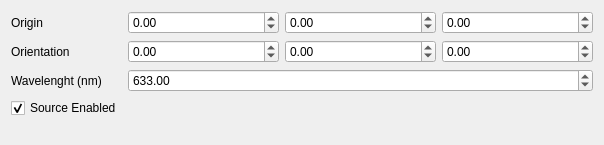
cihologramas/freecad-pyoptools, file freecad/pyoptools/GUI/Ray.ui: the form before one commit.
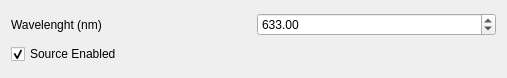
The form after the commit.

```diff
--- a/freecad/pyoptools/GUI/Ray.ui
+++ b/freecad/pyoptools/GUI/Ray.ui
@@ -1,125 +1,45 @@
 <?xml version="1.0" encoding="UTF-8"?>
 <ui version="4.0">
- <class>Dialog</class>
- <widget class="QDialog" name="Dialog">
+ <class>Form</class>
+ <widget class="QWidget" name="Form">
   <property name="geometry">
    <rect>
     <x>0</x>
     <y>0</y>
-    <width>604</width>
-    <height>145</height>
+    <width>507</width>
+    <height>78</height>
    </rect>
   </property>
   <property name="windowTitle">
    <string>Source</string>
   </property>
-  <layout class="QFormLayout" name="formLayout">
-   <property name="fieldGrowthPolicy">
-    <enum>QFormLayout::AllNonFixedFieldsGrow</enum>
-   </property>
-   <item row="0" column="0">
-    <widget class="QLabel" name="label">
-     <property name="text">
-      <string>Origin</string>
-     </property>
-    </widget>
-   </item>
-   <item row="0" column="1">
-    <layout class="QHBoxLayout" name="horizontalLayout">
+  <layout class="QVBoxLayout" name="verticalLayout_2">
+   <item>
+    <layout class="QVBoxLayout" name="verticalLayout">
      <item>
-      <widget class="QDoubleSpinBox" name="Ox">
-       <property name="minimum">
-        <double>-100000.000000000000000</double>
-       </property>
-       <property name="maximum">
-        <double>100000.000000000000000</double>
-       </property>
-      </widget>
+      <layout class="QHBoxLayout" name="horizontalLayout">
+       <item>
+        <widget class="QLabel" name="label_3">
+         <property name="text">
+          <string>Wavelenght (nm)</string>
+         </property>
+        </widget>
+       </item>
+       <item>
+        <widget class="QDoubleSpinBox" name="wavelenght">
+         <property name="maximum">
+          <double>1000000.000000000000000</double>
+         </property>
+         <property name="value">
+          <double>633.000000000000000</double>
+         </property>
+        </widget>
+       </item>
+      </layout>
      </item>
-     <item>
-      <widget class="QDoubleSpinBox" name="Oy">
-       <property name="minimum">
-        <double>-100000.000000000000000</double>
-       </property>
-       <property name="maximum">
-        <double>100000.000000000000000</double>
-       </property>
-      </widget>
-     </item>
-     <item>
-      <widget class="QDoubleSpinBox" name="Oz">
-       <property name="minimum">
-        <double>-100000.000000000000000</double>
-       </property>
-       <property name="maximum">
-        <double>100000.000000000000000</double>
-       </property>
-      </widget>
-     </item>
     </layout>
    </item>
-   <item row="1" column="0">
-    <widget class="QLabel" name="label_2">
-     <property name="text">
-      <string>Orientation</string>
-     </property>
-    </widget>
-   </item>
-   <item row="1" column="1">
-    <layout class="QHBoxLayout" name="horizontalLayout_2">
-     <item>
-      <widget class="QDoubleSpinBox" name="Xrot">
-       <property name="minimum">
-        <double>-100000.000000000000000</double>
-       </property>
-       <property name="maximum">
-        <double>100000.000000000000000</double>
-       </property>
-      </widget>
-     </item>
-     <item>
-      <widget class="QDoubleSpinBox" name="Yrot">
-       <property name="minimum">
-        <double>-100000.000000000000000</double>
-       </property>
-       <property name="maximum">
-        <double>100000.000000000000000</double>
-       </property>
-      </widget>
-     </item>
-     <item>
-      <widget class="QDoubleSpinBox" name="Zrot">
-       <property name="minimum">
-        <double>-100000.000000000000000</double>
-       </property>
-       <property name="maximum">
-        <double>100000.000000000000000</double>
-       </property>
-       <property name="value">
-        <double>0.000000000000000</double>
-       </property>
-      </widget>
-     </item>
-    </layout>
-   </item>
-   <item row="4" column="0">
-    <widget class="QLabel" name="label_3">
-     <property name="text">
-      <string>Wavelenght (nm)</string>
-     </property>
-    </widget>
-   </item>
-   <item row="4" column="1">
-    <widget class="QDoubleSpinBox" name="wavelenght">
-     <property name="maximum">
-      <double>1000000.000000000000000</double>
-     </property>
-     <property name="value">
-      <double>633.000000000000000</double>
-     </property>
-    </widget>
-   </item>
-   <item row="8" column="0">
+   <item>
     <widget class="QCheckBox" name="Enabled">
      <property name="text">
       <string>Source Enabled</string>
```
Left out of the diff: 2 changed lines with no effect on the pictures.
